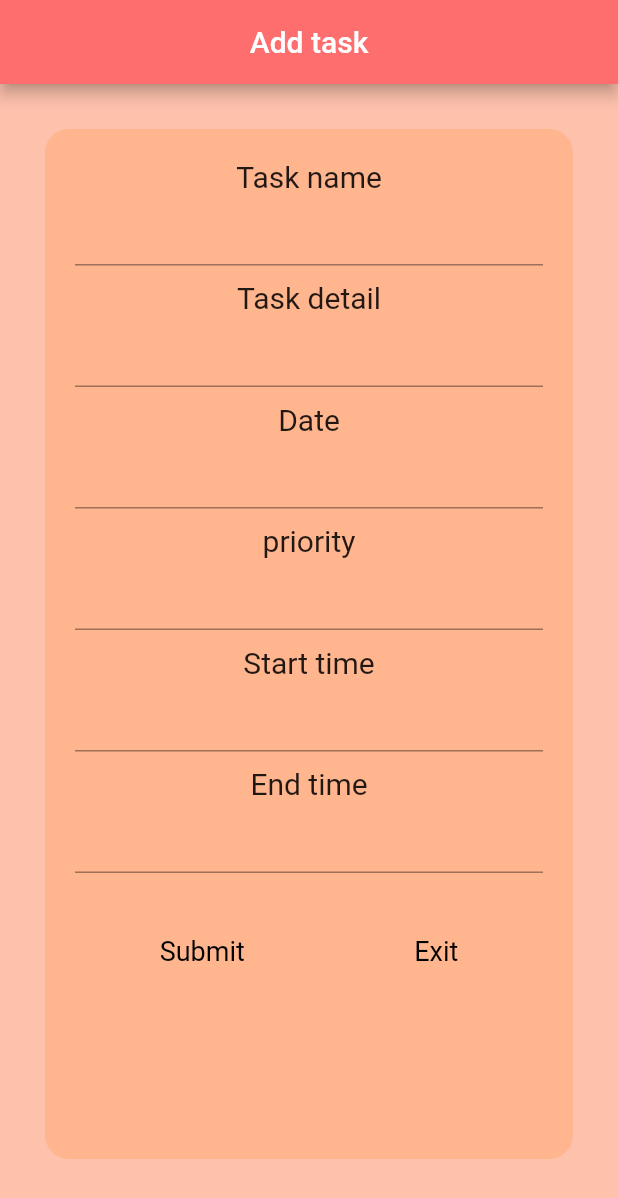
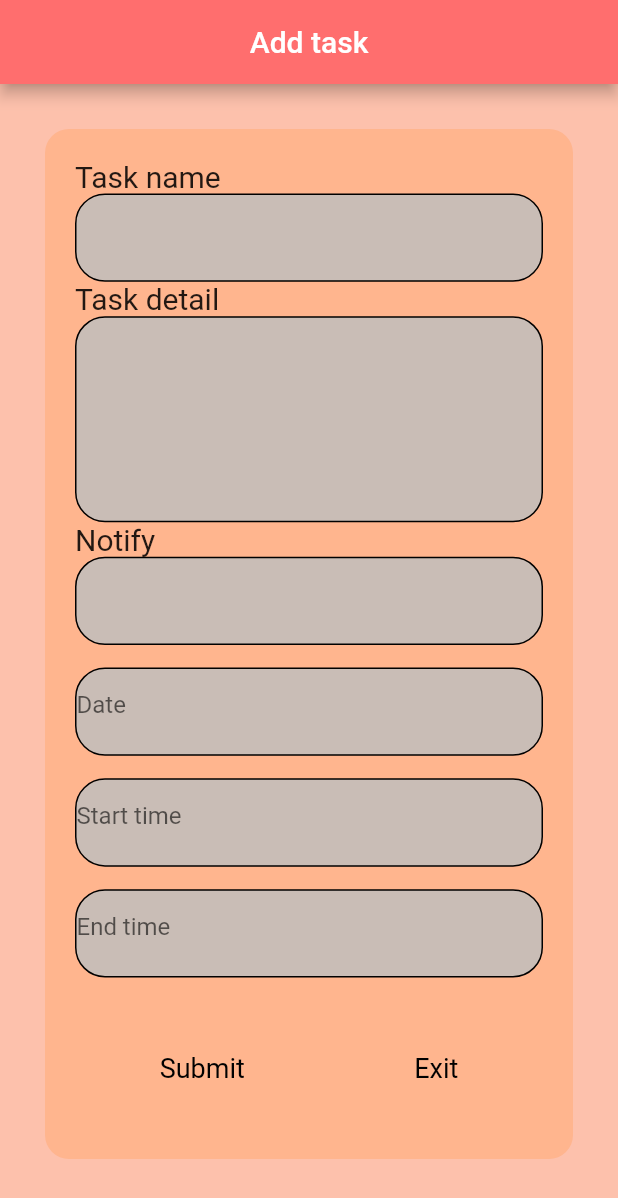
Before and after one commit to Watchara-Ay/Nine2Five, a Flutter app: the addnewtask screen opened directly, on a phone screen of 412 x 824 dp. Shown: the top 1198 px of the screen. Run offline on Flutter 3.47's test engine with Material 2 defaults, Android fonts, the phone set to English and light mode, and no system bars; our stand-ins replace firebase_core, flutter_slidable, form_field_validator, table_calendar; accounts and stored records are empty.

Commit message:
add task d1

```diff
--- a/lib/screen/addnewtask.dart
+++ b/lib/screen/addnewtask.dart
@@ -42,75 +42,209 @@ class addnewtask extends StatelessWidget {
                         padding: EdgeInsets.all(20),
                         alignment: Alignment.bottomCenter,
                         child: Column(children: [
-                          Text("Task name", style: TextStyle(fontSize: 20)),
+                          Container(
+                            alignment: Alignment.centerLeft,
+                            child: Column(
+                              crossAxisAlignment: CrossAxisAlignment.start,
+                              children: [
+                                Text("Task name",
+                                    style: TextStyle(fontSize: 20)),
+                                Container(
+                                  height:
+                                      MediaQuery.of(context).size.height / 14,
+                                  decoration: BoxDecoration(
+                                      color: Color.fromARGB(213, 190, 190, 190),
+                                      border: Border.all(width: 1),
+                                      borderRadius: BorderRadius.all(
+                                          Radius.circular(20))),
+                                  child: Column(children: [
                                     TextFormField(
+                                      decoration: InputDecoration(
+                                        border: InputBorder.none,
+                                      ),
                                       validator: RequiredValidator(
-                                errorText: "Please fill something!!!"),
-                            onSaved: (tname) {
-                              info.tname = tname!;
+                                          errorText:
+                                              "Please fill something!!!"),
+                                      onSaved: (Taskname) {
+                                        info.tname = Taskname!;
                                       },
                                     ),
-                          SizedBox(
-                            height: 10,
+                                  ]),
+                                )
+                              ],
                             ),
-                          Text("Task detail", style: TextStyle(fontSize: 20)),
+                          ),
+                          Container(
+                            alignment: Alignment.centerLeft,
+                            child: Column(
+                              crossAxisAlignment: CrossAxisAlignment.start,
+                              children: [
+                                Text("Task detail",
+                                    style: TextStyle(fontSize: 20)),
+                                Container(
+                                  height:
+                                      MediaQuery.of(context).size.height / 6,
+                                  decoration: BoxDecoration(
+                                      color: Color.fromARGB(213, 190, 190, 190),
+                                      border: Border.all(width: 1),
+                                      borderRadius: BorderRadius.all(
+                                          Radius.circular(20))),
+                                  child: Column(children: [
                                     TextFormField(
+                                      decoration: InputDecoration(
+                                        border: InputBorder.none,
+                                      ),
                                       validator: RequiredValidator(
-                                errorText: "Please fill something!!!"),
+                                          errorText:
+                                              "Please fill something!!!"),
                                       onSaved: (Taskdetail) {
                                         info.tdetail = Taskdetail!;
                                       },
                                     ),
+                                  ]),
+                                )
+                              ],
+                            ),
+                          ),
+                          Container(
+                            alignment: Alignment.centerLeft,
+                            child: Column(
+                              crossAxisAlignment: CrossAxisAlignment.start,
+                              children: [
+                                Text("Notify", style: TextStyle(fontSize: 20)),
+                                Container(
+                                  height:
+                                      MediaQuery.of(context).size.height / 14,
+                                  decoration: BoxDecoration(
+                                      color: Color.fromARGB(213, 190, 190, 190),
+                                      border: Border.all(width: 1),
+                                      borderRadius: BorderRadius.all(
+                                          Radius.circular(20))),
+                                  child: Column(children: [
+                                    TextFormField(
+                                      decoration: InputDecoration(
+                                        border: InputBorder.none,
+                                      ),
+                                      validator: RequiredValidator(
+                                          errorText:
+                                              "Please fill something!!!"),
+                                      onSaved: (priority) {
+                                        info.priority = priority!;
+                                      },
+                                    ),
+                                  ]),
+                                )
+                              ],
+                            ),
+                          ),
                           SizedBox(
-                            height: 10,
+                            height: 15,
                           ),
-                          Text("Date", style: TextStyle(fontSize: 20)),
+                          Container(
+                            alignment: Alignment.centerLeft,
+                            child: Column(
+                              crossAxisAlignment: CrossAxisAlignment.start,
+                              children: [
+                                Container(
+                                  height:
+                                      MediaQuery.of(context).size.height / 14,
+                                  decoration: BoxDecoration(
+                                      color: Color.fromARGB(213, 190, 190, 190),
+                                      border: Border.all(width: 1),
+                                      borderRadius: BorderRadius.all(
+                                          Radius.circular(20))),
+                                  child: Column(children: [
                                     TextFormField(
+                                      decoration: InputDecoration(
+                                        border: InputBorder.none,
+                                        hintText: "Date",
+                                      ),
                                       validator: RequiredValidator(
-                                errorText: "Please fill something!!!"),
+                                          errorText:
+                                              "Please fill something!!!"),
                                       onSaved: (Tdate) {
                                         info.tdate = Tdate! as DateTime;
                                       },
                                     ),
-                          SizedBox(
-                            height: 10,
+                                  ]),
+                                )
+                              ],
                             ),
-                          Text("priority", style: TextStyle(fontSize: 20)),
-                          TextFormField(
-                            validator: RequiredValidator(
-                                errorText: "Please fill age!!!"),
-                            onSaved: (priority) {
-                              info.priority = priority!;
-                            },
                           ),
                           SizedBox(
-                            height: 10,
+                            height: 15,
                           ),
-                          Text("Start time", style: TextStyle(fontSize: 20)),
+                          Container(
+                            alignment: Alignment.centerLeft,
+                            child: Column(
+                              crossAxisAlignment: CrossAxisAlignment.start,
+                              children: [
+                                Container(
+                                  height:
+                                      MediaQuery.of(context).size.height / 14,
+                                  decoration: BoxDecoration(
+                                      color: Color.fromARGB(213, 190, 190, 190),
+                                      border: Border.all(width: 1),
+                                      borderRadius: BorderRadius.all(
+                                          Radius.circular(20))),
+                                  child: Column(children: [
                                     TextFormField(
+                                      decoration: InputDecoration(
+                                        border: InputBorder.none,
+                                        hintText: "Start time",
+                                      ),
                                       validator: RequiredValidator(
-                                errorText: "Please fill something!!!"),
+                                          errorText:
+                                              "Please fill something!!!"),
                                       onSaved: (stime) {
                                         info.stime = stime! as DateTime;
                                       },
                                     ),
+                                  ]),
+                                )
+                              ],
+                            ),
+                          ),
                           SizedBox(
-                            height: 10,
+                            height: 15,
                           ),
-                          Text("End time", style: TextStyle(fontSize: 20)),
+                          Container(
+                            alignment: Alignment.centerLeft,
+                            child: Column(
+                              crossAxisAlignment: CrossAxisAlignment.start,
+                              children: [
+                                Container(
+                                  height:
+                                      MediaQuery.of(context).size.height / 14,
+                                  decoration: BoxDecoration(
+                                      color: Color.fromARGB(213, 190, 190, 190),
+                                      border: Border.all(width: 1),
+                                      borderRadius: BorderRadius.all(
+                                          Radius.circular(20))),
+                                  child: Column(children: [
                                     TextFormField(
+                                      decoration: InputDecoration(
+                                        border: InputBorder.none,
+                                        hintText: "End time",
+                                      ),
                                       validator: RequiredValidator(
-                                errorText: "Please fill something!!!"),
+                                          errorText:
+                                              "Please fill something!!!"),
                                       onSaved: (etime) {
                                         info.etime = etime! as DateTime;
                                       },
                                     ),
+                                  ]),
+                                )
+                              ],
+                            ),
+                          ),
                           SizedBox(
-                            height: 17,
+                            height: 50,
                           ),
                           Container(
                             alignment: FractionalOffset.bottomCenter,
-                            height: 70,
+                            height: 21,
                             child: Row(
                               mainAxisAlignment: MainAxisAlignment.spaceAround,
                               children: [
@@ -157,72 +291,7 @@ class addnewtask extends StatelessWidget {
                             ),
                           ),
                         ])),
-                    // Text("Task name", style: TextStyle(fontSize: 20)),
-                    // TextFormField(
-                    //   validator: RequiredValidator(
-                    //       errorText: "Please fill something!!!"),
-                    //   onSaved: (tname) {
-                    //     info.tname = tname!;
-                    //   },
-                    // ),
-                    // SizedBox(
-                    //   height: 10,
-                    // ),
-                    // Text("Task detail", style: TextStyle(fontSize: 20)),
-                    // TextFormField(
-                    //   validator: RequiredValidator(
-                    //       errorText: "Please fill something!!!"),
-                    //   onSaved: (Taskdetail) {
-                    //     info.tdetail = Taskdetail!;
-                    //   },
-                    // ),
-                    // SizedBox(
-                    //   height: 10,
-                    // ),
-                    // Text("Date", style: TextStyle(fontSize: 20)),
-                    // TextFormField(
-                    //   validator: RequiredValidator(
-                    //       errorText: "Please fill something!!!"),
-                    //   onSaved: (Tdate) {
-                    //     info.tdate = Tdate! as DateTime;
-                    //   },
-                    // ),
-                    // SizedBox(
-                    //   height: 10,
-                    // ),
-                    // Text("priority", style: TextStyle(fontSize: 20)),
-                    // TextFormField(
-                    //   validator:
-                    //       RequiredValidator(errorText: "Please fill age!!!"),
-                    //   onSaved: (priority) {
-                    //     info.priority = priority!;
-                    //   },
-                    // ),
-                    // SizedBox(
-                    //   height: 10,
-                    // ),
-                    // Text("Start time", style: TextStyle(fontSize: 20)),
-                    // TextFormField(
-                    //   validator: RequiredValidator(
-                    //       errorText: "Please fill something!!!"),
-                    //   onSaved: (stime) {
-                    //     info.stime = stime! as DateTime;
-                    //   },
-                    // ),
-                    // SizedBox(
-                    //   height: 10,
-                    // ),
-                    // Text("End time", style: TextStyle(fontSize: 20)),
-                    // TextFormField(
-                    //   validator: RequiredValidator(
-                    //       errorText: "Please fill something!!!"),
-                    //   onSaved: (etime) {
-                    //     info.etime = etime! as DateTime;
-                    //   },
-                    // ),
-                    // SizedBox(
-                    //   height: 10,
-                    // ),
+                    //
                   ]),
             ),
           ),
@@ -230,8 +299,4 @@ class addnewtask extends StatelessWidget {
       );
     });
   }
-
-  _buildBody() {
-    return ListView();
 }
-}
```
Lines whose indentation alone changed are shown as unchanged.
